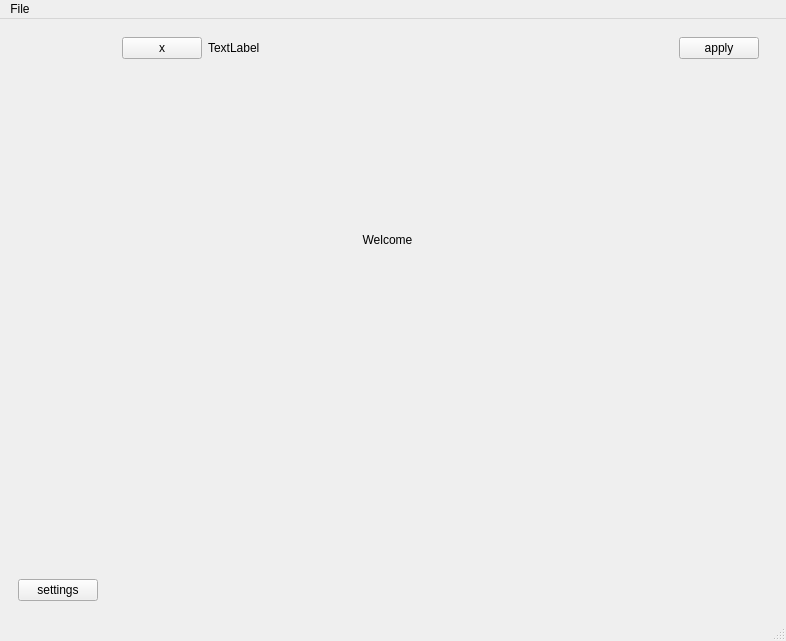
Before: the Qt Designer form src/AppMainUi.ui in Vaisakhkm2625/keyboardcontrol, drawn with Qt 5.
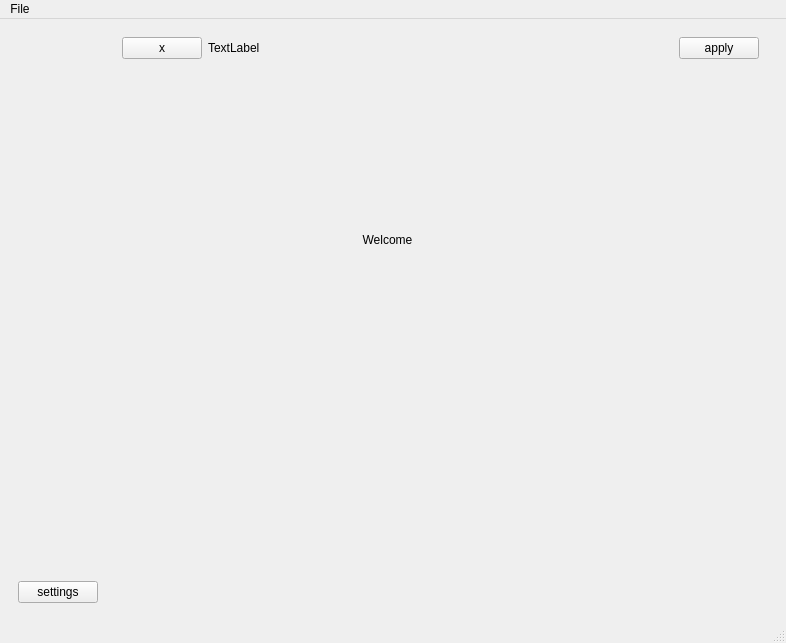
After: the same form once the commit is applied. Icons and pictures are not drawn.

What changed in the file:
```diff
--- a/src/AppMainUi.ui
+++ b/src/AppMainUi.ui
@@ -7,7 +7,7 @@
     <x>0</x>
     <y>0</y>
     <width>786</width>
-    <height>641</height>
+    <height>643</height>
    </rect>
   </property>
   <property name="windowTitle">
```
